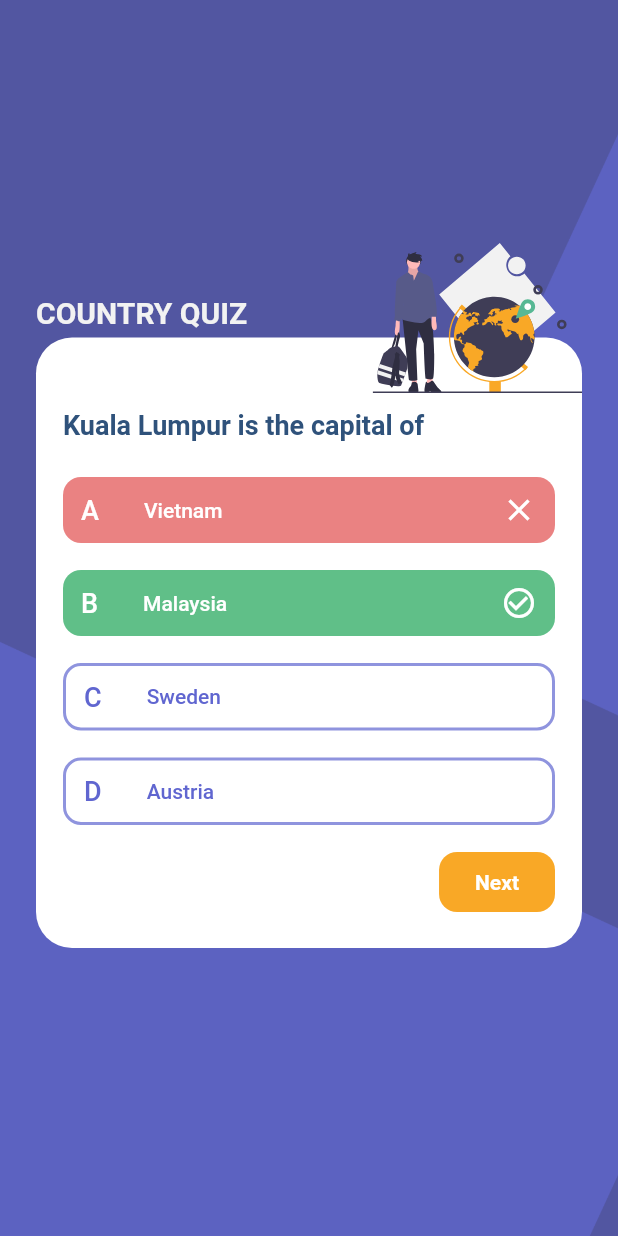
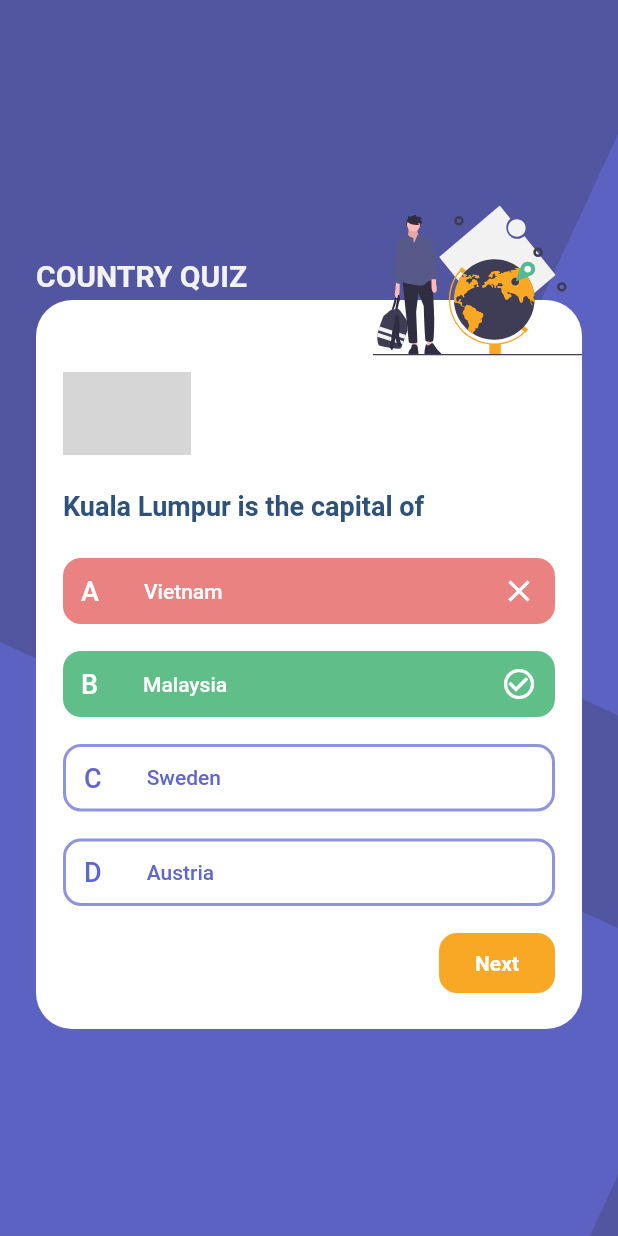
Before and after one commit to joaovirgili/country_quiz, a Flutter app: the QuizPage screen opened by its route, on a phone screen of 412 x 824 dp. Run offline on Flutter 3.47's test engine with Material 2 defaults, Android fonts, the phone set to English and light mode, and no system bars; our stand-ins replace flutter_modular, flutter_svg, mobx; generated files the repository leaves out were written again; network calls fail; grey boxes are pictures that could not be loaded.

Commit message:
feat: add image to question widget

```diff
--- a/lib/app/modules/home/pages/quiz/components/question_widget.dart
+++ b/lib/app/modules/home/pages/quiz/components/question_widget.dart
@@ -1,4 +1,5 @@
 import 'package:flutter/material.dart';
+import 'package:flutter_svg/flutter_svg.dart';
 
 import 'custom_button_widget.dart';
 import 'question_alternative_widget.dart';
@@ -21,11 +22,13 @@ class QuestionWidget extends StatelessWidget {
     @required this.alternatives,
     @required this.statement,
     this.onTapNext,
+    this.flagUrl,
   }) : super(key: key);
 
   final List<QuestionAlternativeModel> alternatives;
   final Function onTapNext;
   final String statement;
+  final String flagUrl;
 
   @override
   Widget build(BuildContext context) {
@@ -36,15 +39,30 @@ class QuestionWidget extends StatelessWidget {
       ),
       width: double.maxFinite,
       child: Padding(
-        padding: const EdgeInsets.fromLTRB(18.0, 48, 18, 24),
+        padding: const EdgeInsets.fromLTRB(18.0, 0, 18, 24),
         child: Column(
           mainAxisSize: MainAxisSize.min,
           crossAxisAlignment: CrossAxisAlignment.end,
           children: [
+            SizedBox(height: 48),
+            Align(
+              alignment: Alignment.topLeft,
+              child: ClipRRect(
+                borderRadius: BorderRadius.circular(4),
+                child: SvgPicture.network(
+                  "https://restcountries.eu/data/alb.svg",
+                  height: 55,
+                  width: 85,
+                ),
+              ),
+            ),
+            SizedBox(height: 24),
             Align(
               alignment: Alignment.centerLeft,
               child: Text(
-                statement,
+                flagUrl == null
+                    ? statement
+                    : "Which country does this flag belong to?",
                 style: TextStyle(
                   color: Color(0xff2F527B),
                   fontWeight: FontWeight.w700,
--- a/lib/app/modules/home/pages/quiz/quiz_page.dart
+++ b/lib/app/modules/home/pages/quiz/quiz_page.dart
@@ -34,12 +34,11 @@ class _QuizPageState extends ModularState<QuizPage, QuizController> {
             child: Padding(
               padding: const EdgeInsets.symmetric(horizontal: 24.0),
               child: Container(
-                height: 500,
+                height: 550,
                 child: Stack(
                   children: [
                     Column(
                       crossAxisAlignment: CrossAxisAlignment.start,
-                      mainAxisSize: MainAxisSize.min,
                       children: [
                         SizedBox(height: 35),
                         Text(
```
